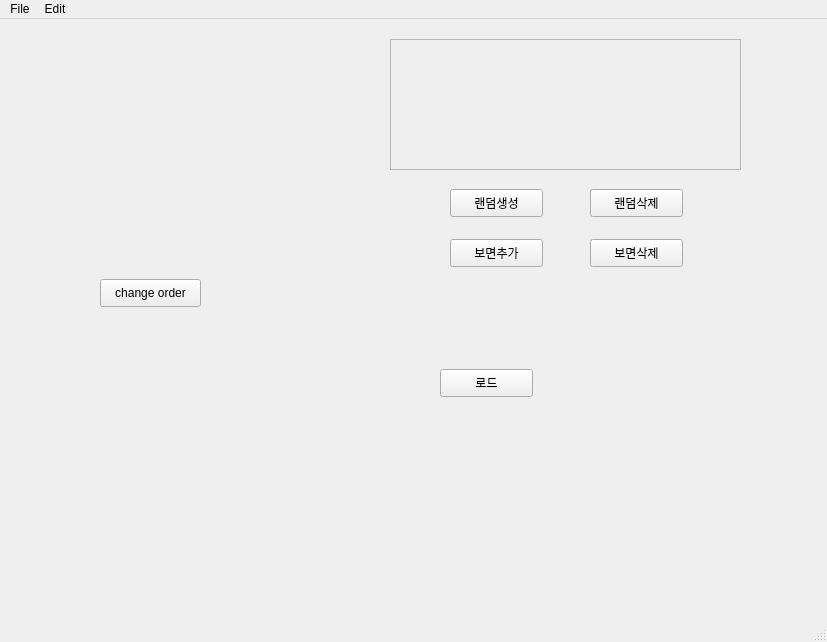
Old version of the form code/mainWindow.ui in the repository Neutrinoant/TaikoEditor.
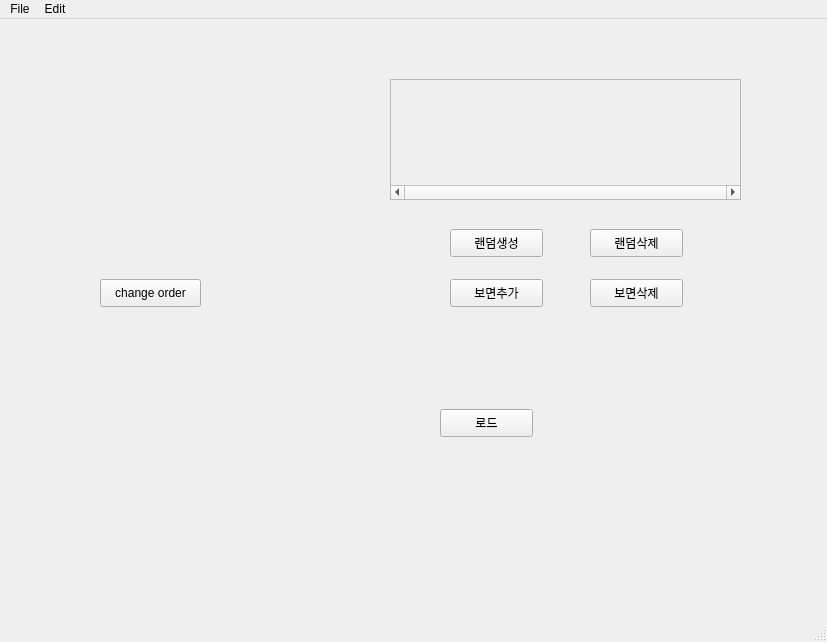
New version of the form. Icons and pictures are not drawn.

```diff
--- a/code/mainWindow.ui
+++ b/code/mainWindow.ui
@@ -88,7 +88,7 @@
     <property name="geometry">
      <rect>
       <x>450</x>
-      <y>170</y>
+      <y>210</y>
       <width>93</width>
       <height>28</height>
      </rect>
@@ -101,7 +101,7 @@
     <property name="geometry">
      <rect>
       <x>590</x>
-      <y>170</y>
+      <y>210</y>
       <width>93</width>
       <height>28</height>
      </rect>
@@ -114,9 +114,9 @@
     <property name="geometry">
      <rect>
       <x>390</x>
-      <y>20</y>
+      <y>60</y>
       <width>351</width>
-      <height>131</height>
+      <height>121</height>
      </rect>
     </property>
     <property name="sizePolicy">
@@ -125,6 +125,18 @@
       <verstretch>0</verstretch>
      </sizepolicy>
     </property>
+    <property name="autoFillBackground">
+     <bool>false</bool>
+    </property>
+    <property name="verticalScrollBarPolicy">
+     <enum>Qt::ScrollBarAlwaysOff</enum>
+    </property>
+    <property name="horizontalScrollBarPolicy">
+     <enum>Qt::ScrollBarAlwaysOn</enum>
+    </property>
+    <property name="sizeAdjustPolicy">
+     <enum>QAbstractScrollArea::AdjustIgnored</enum>
+    </property>
     <property name="widgetResizable">
      <bool>true</bool>
     </property>
@@ -134,7 +146,7 @@
        <x>0</x>
        <y>0</y>
        <width>349</width>
-       <height>129</height>
+       <height>98</height>
       </rect>
      </property>
      <property name="sizePolicy">
@@ -165,7 +177,7 @@
       <item>
        <widget class="QLabel" name="label_beat">
         <property name="sizePolicy">
-         <sizepolicy hsizetype="Fixed" vsizetype="Fixed">
+         <sizepolicy hsizetype="Preferred" vsizetype="Preferred">
           <horstretch>0</horstretch>
           <verstretch>0</verstretch>
          </sizepolicy>
@@ -191,7 +203,7 @@
     <property name="geometry">
      <rect>
       <x>450</x>
-      <y>220</y>
+      <y>260</y>
       <width>93</width>
       <height>28</height>
      </rect>
@@ -204,7 +216,7 @@
     <property name="geometry">
      <rect>
       <x>590</x>
-      <y>220</y>
+      <y>260</y>
       <width>93</width>
       <height>28</height>
      </rect>
@@ -217,7 +229,7 @@
     <property name="geometry">
      <rect>
       <x>440</x>
-      <y>350</y>
+      <y>390</y>
       <width>93</width>
       <height>28</height>
      </rect>
@@ -230,7 +242,7 @@
     <property name="geometry">
      <rect>
       <x>370</x>
-      <y>200</y>
+      <y>240</y>
       <width>48</width>
       <height>50</height>
      </rect>
```
